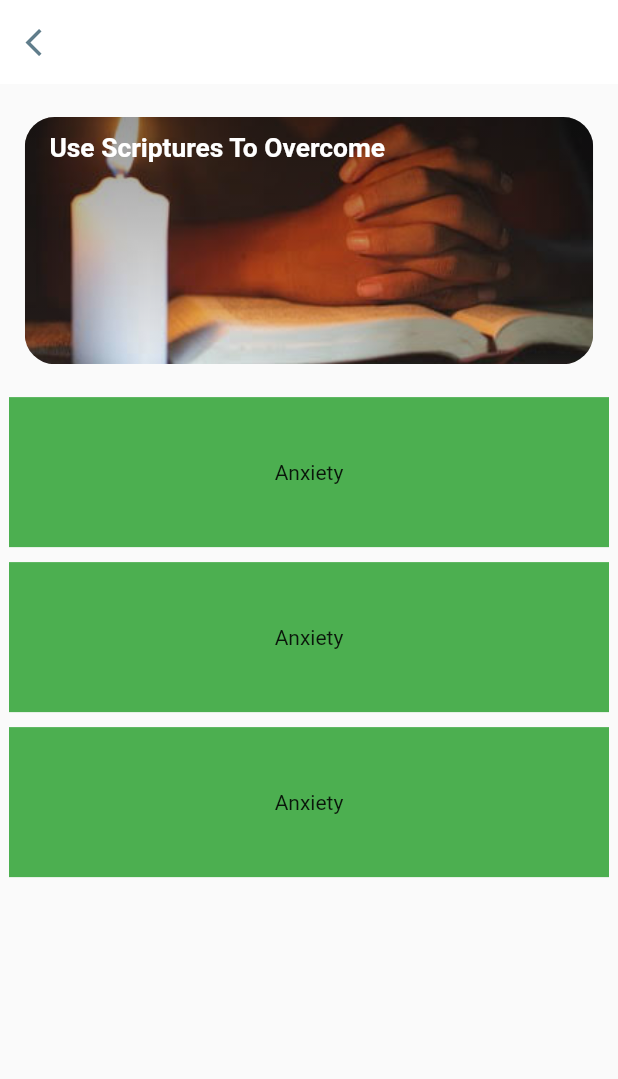
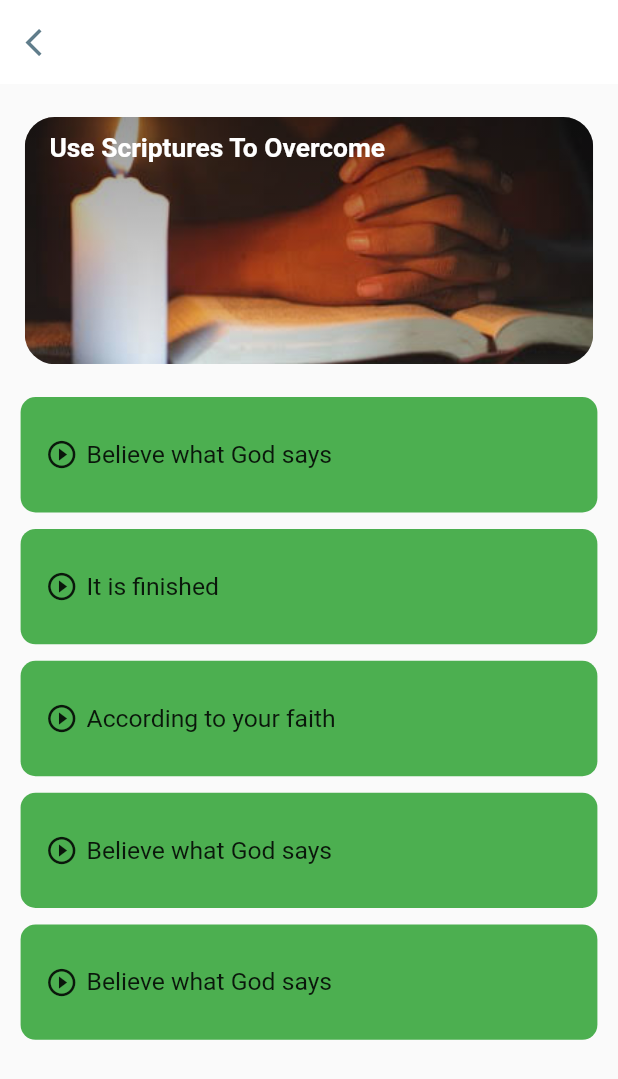
Before and after one commit to igbokwenu/deep-breath, a Flutter app: the AnxietyScreen screen opened by its route, on a phone screen of 412 x 824 dp. Shown: the top 1079 px of the screen. Run offline on Flutter 3.47's test engine with Material 2 defaults, Android fonts, the phone set to English and light mode, and no system bars; our stand-ins replace animate_do, flutter_staggered_animations, get.

Commit message:
Adding anxiety page2

```diff
--- a/lib/main.dart
+++ b/lib/main.dart
@@ -2,13 +2,18 @@ import 'package:animate_do/animate_do.dart';
 import 'package:deep_breath/screens/anxiety.dart';
 import 'package:flutter/cupertino.dart';
 import 'package:flutter/material.dart';
+import 'package:flutter/services.dart';
 import 'package:get/get.dart';
 
 import 'components/constants.dart';
 import 'components/size_config.dart';
 import 'models/models.dart';
 
-void main() {
+void main() async {
+  WidgetsFlutterBinding.ensureInitialized();
+  await SystemChrome.setPreferredOrientations(
+    [DeviceOrientation.portraitUp, DeviceOrientation.portraitDown],
+  );
   runApp(MyApp());
 }
 
@@ -33,7 +38,7 @@ class Home extends StatelessWidget {
 
   @override
   Widget build(BuildContext context) {
-    final int duration = 1300;
+    final int duration = 900;
     // You have to call it on your starting screen
     SizeConfig().init(context);
     return Scaffold(
--- a/lib/models/models.dart
+++ b/lib/models/models.dart
@@ -1,7 +1,6 @@
 import 'package:deep_breath/components/constants.dart';
 import 'package:deep_breath/components/size_config.dart';
 import 'package:flutter/material.dart';
-import 'package:get/get.dart';
 
 class HomeTopBanner extends StatelessWidget {
   const HomeTopBanner({
@@ -63,16 +62,6 @@ class HomeTopBanner extends StatelessWidget {
               ),
             ),
           ),
-          Positioned.fill(
-            child: Material(
-              color: Colors.transparent,
-              child: InkWell(
-                splashColor: kPrimaryColor.withOpacity(0.6),
-                borderRadius: BorderRadius.circular(20),
-                onTap: () {},
-              ),
-            ),
-          )
         ],
       ),
     );
@@ -162,3 +151,64 @@ class HomeItem extends StatelessWidget {
     );
   }
 }
+
+class ScriptureList extends StatelessWidget {
+  const ScriptureList({
+    Key? key,
+    required this.text,
+    required this.press,
+  }) : super(key: key);
+
+  final String text;
+  final VoidCallback press;
+
+  @override
+  Widget build(BuildContext context) {
+    const double radius = 10;
+    return Padding(
+      padding: EdgeInsets.only(bottom: getProportionateScreenWidth(10)),
+      child: Stack(
+        children: [
+          Container(
+            decoration: BoxDecoration(
+                color: Colors.green,
+                shape: BoxShape.rectangle,
+                borderRadius: BorderRadius.circular(radius)),
+            alignment: Alignment.center,
+            width: getProportionateScreenWidth(350),
+            height: getProportionateScreenWidth(70),
+            child: Row(
+              mainAxisAlignment: MainAxisAlignment.start,
+              children: [
+                SizedBox(
+                  width: getProportionateScreenWidth(15),
+                ),
+                Icon(
+                  Icons.play_circle_outline,
+                  size: getProportionateScreenWidth(20),
+                ),
+                SizedBox(
+                  width: getProportionateScreenWidth(5),
+                ),
+                Text(
+                  text,
+                  style: TextStyle(fontSize: getProportionateScreenWidth(15)),
+                ),
+              ],
+            ),
+          ),
+          Positioned.fill(
+            child: Material(
+              color: Colors.transparent,
+              child: InkWell(
+                splashColor: kPrimaryColor.withOpacity(0.6),
+                borderRadius: BorderRadius.circular(radius),
+                onTap: press,
+              ),
+            ),
+          )
+        ],
+      ),
+    );
+  }
+}
--- a/lib/screens/anxiety.dart
+++ b/lib/screens/anxiety.dart
@@ -1,3 +1,4 @@
+import 'package:deep_breath/components/constants.dart';
 import 'package:deep_breath/components/size_config.dart';
 import 'package:deep_breath/models/models.dart';
 import 'package:flutter/material.dart';
@@ -31,7 +32,7 @@ class AnxietyScreen extends StatelessWidget {
           child: AnimationLimiter(
             child: Column(
               children: AnimationConfiguration.toStaggeredList(
-                duration: const Duration(milliseconds: 1200),
+                duration: const Duration(milliseconds: 800),
                 childAnimationBuilder: (widget) => SlideAnimation(
                   horizontalOffset: 50.0,
                   child: ScaleAnimation(
@@ -40,29 +41,25 @@ class AnxietyScreen extends StatelessWidget {
                 ),
                 children: [
                   HomeTopBanner(),
-                  Container(
-                    margin: EdgeInsets.only(bottom: 10),
-                    alignment: Alignment.center,
-                    width: 400,
-                    height: 100,
-                    color: Colors.green,
-                    child: Text("Anxiety"),
+                  ScriptureList(
+                    text: 'Believe what God says',
+                    press: () {},
                   ),
-                  Container(
-                    margin: EdgeInsets.only(bottom: 10),
-                    alignment: Alignment.center,
-                    width: 400,
-                    height: 100,
-                    color: Colors.green,
-                    child: Text("Anxiety"),
+                  ScriptureList(
+                    text: 'It is finished',
+                    press: () {},
                   ),
-                  Container(
-                    margin: EdgeInsets.only(bottom: 10),
-                    alignment: Alignment.center,
-                    width: 400,
-                    height: 100,
-                    color: Colors.green,
-                    child: Text("Anxiety"),
+                  ScriptureList(
+                    text: 'According to your faith',
+                    press: () {},
+                  ),
+                  ScriptureList(
+                    text: 'Believe what God says',
+                    press: () {},
+                  ),
+                  ScriptureList(
+                    text: 'Believe what God says',
+                    press: () {},
                   ),
                 ],
               ),
--- a/pubspec.yaml
+++ b/pubspec.yaml
@@ -37,6 +37,7 @@ dependencies:
   vertical_card_pager: ^1.5.0
   flutter_staggered_animations: ^1.0.0
   provider:
+  chewie_audio: ^1.2.0
 
 dev_dependencies:
   flutter_test:
```
Also changed, not shown: lib/screens/audio_player.dart (added, +181 -0 lines), pubspec.lock.
